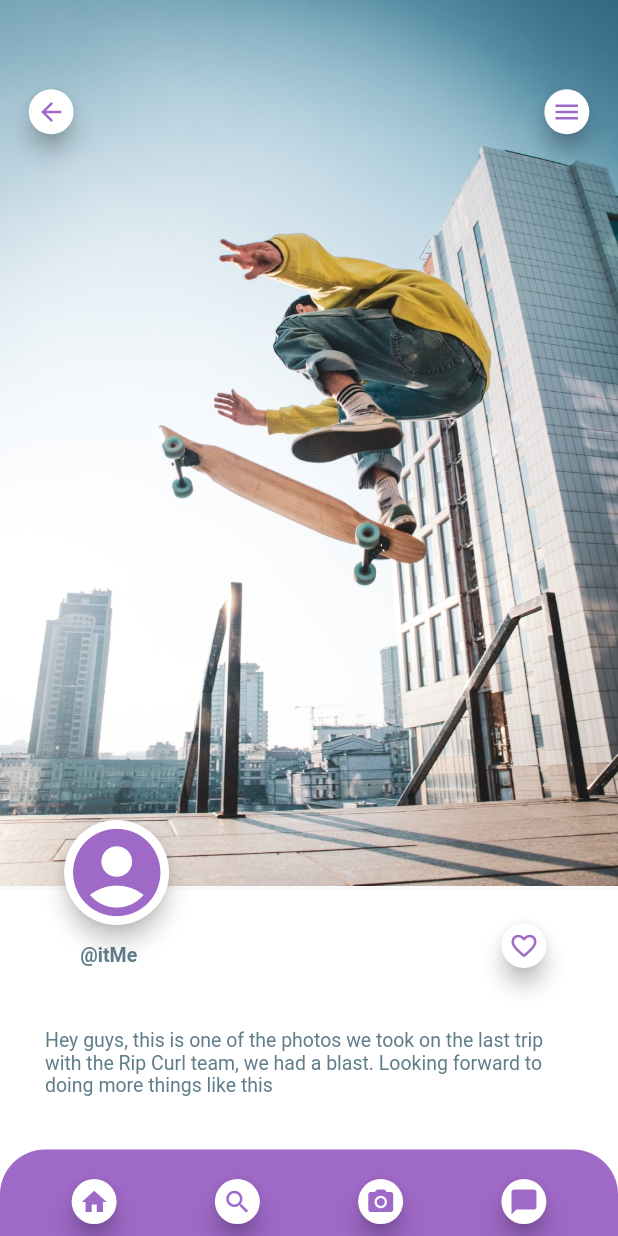
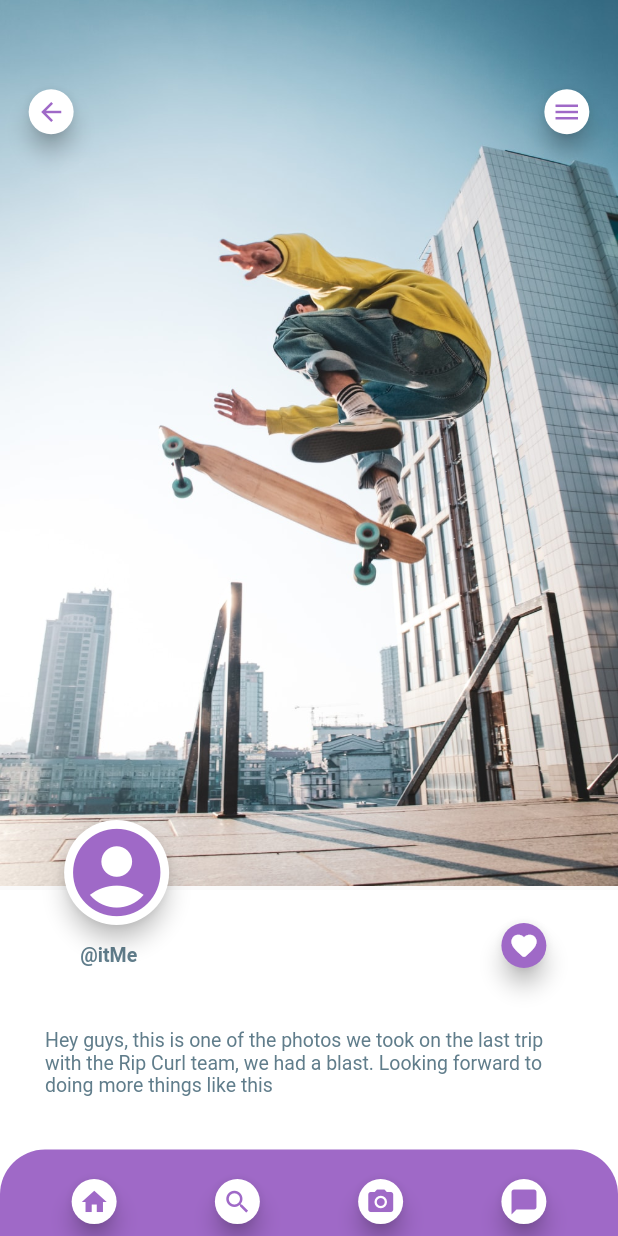
Before and after one commit to oscarrep/SkateboardApp, a Flutter app: the screen it shows after launch, on a phone screen of 412 x 824 dp. Run offline on Flutter 3.47's test engine with Material 2 defaults, Android fonts, the phone set to English and light mode, and no system bars.

Commit message:
inverted like button colors

```diff
--- a/skateboard_app/lib/boardPage.dart
+++ b/skateboard_app/lib/boardPage.dart
@@ -160,9 +160,9 @@ class _Like extends StatelessWidget {
           height: 30,
           child: FloatingActionButton(
             mini: true,
-            backgroundColor: Colors.white,
-            child: Icon(Icons.favorite_border_rounded,
-                color: Theme.of(context).primaryColor, size: 20),
+            backgroundColor: Theme.of(context).primaryColor,
+            child: Icon(Icons.favorite_rounded,
+                color: Colors.white, size: 20),
             onPressed: (){},
           ),
         ),
```
